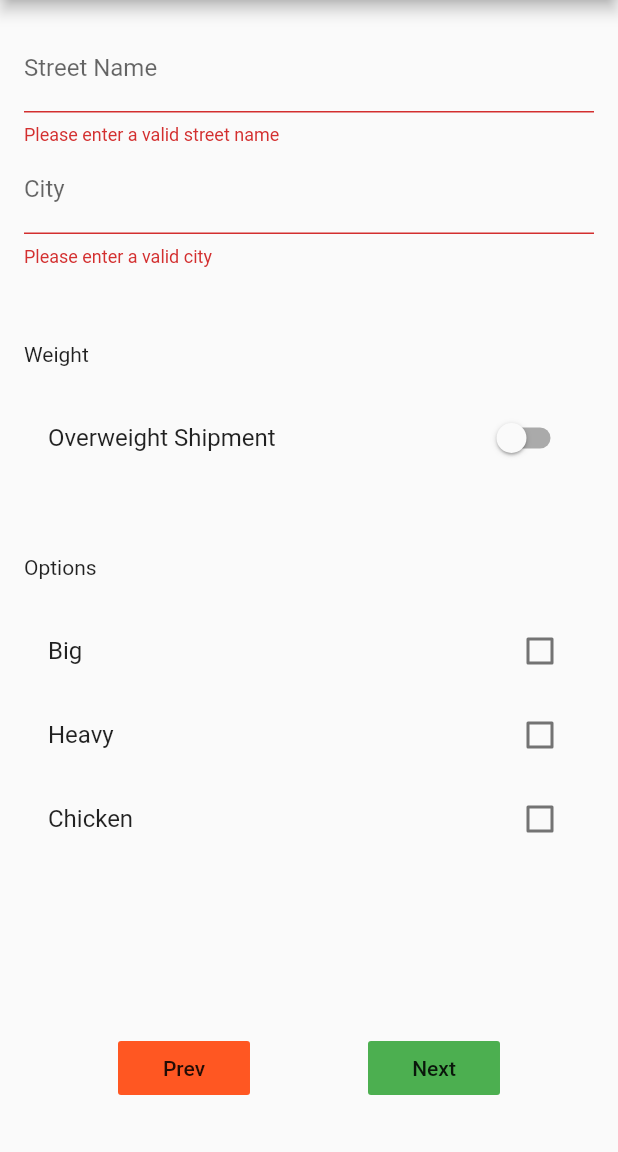
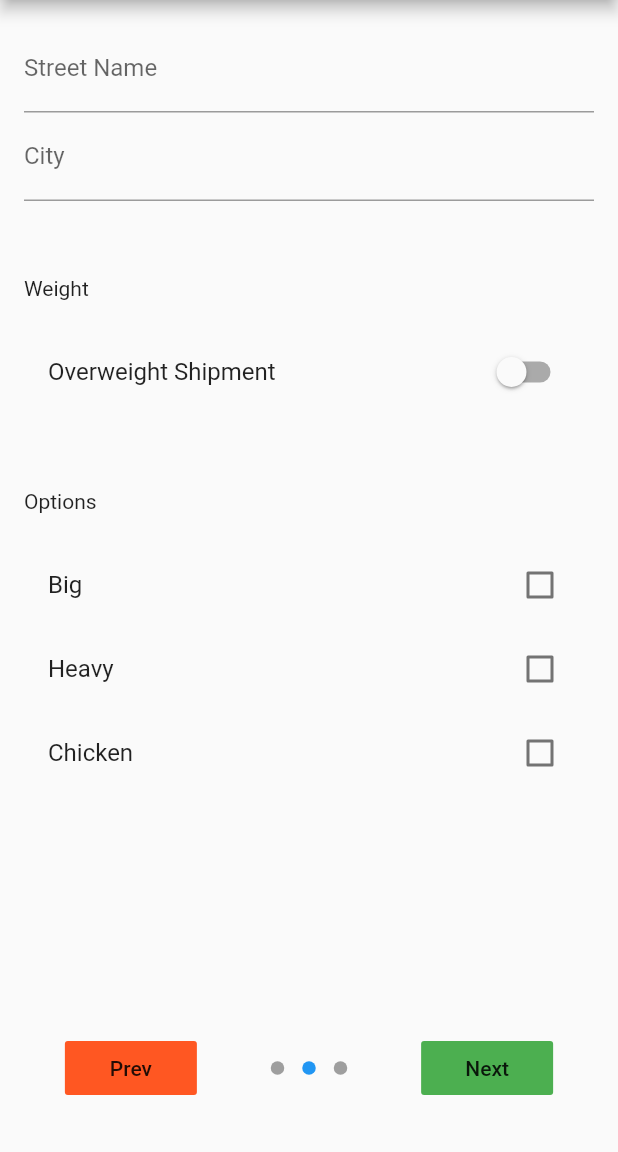
Before and after one commit to sunny-kim-92/flutter_login_page, a Flutter app: the screen it shows after launch, after a tap on "Next", on a phone screen of 412 x 824 dp, the part 84-1236 px from its top. Run offline on Flutter 3.47's test engine with Material 2 defaults, Android fonts, the phone set to English and light mode, and no system bars; drawn by our look-alikes of dots_indicator; our stand-ins replace validators; missing offline and left inert: custom_radio.

Commit message:
added radio

```diff
--- /dev/null
+++ b/lib/AdRadio.dart
@@ -0,0 +1,113 @@
+import 'package:custom_radio/custom_radio.dart';
+import 'package:flutter/material.dart';
+
+class AdRadio extends StatefulWidget {
+  AdRadio({Key key}) : super(key: key);
+
+  @override
+  State<AdRadio> createState() => _AdRadioState();
+}
+
+class _AdRadioState extends State<AdRadio> with SingleTickerProviderStateMixin {
+  _AdRadioState() {
+    dynamicBuilder = (BuildContext context, List<dynamic> animValues,
+        Function updateState, String value) {
+      return GestureDetector(
+          onTap: () {
+            setState(() {
+              _radioValue = value;
+            });
+          },
+          child: Container(
+              alignment: Alignment.center,
+              margin: EdgeInsets.symmetric(horizontal: 4.0, vertical: 12.0),
+              padding: EdgeInsets.all(32.0 + animValues[0] * 12.0),
+              decoration: BoxDecoration(
+                shape: BoxShape.rectangle,
+                color: animValues[1],
+                // border: Border.all(
+                //   color: animValues[2],
+                //   width: 2.0
+                // )
+              ),
+              child: Text(
+                value,
+                style: Theme.of(context)
+                    .textTheme
+                    .body1
+                    .copyWith(fontSize: 20.0, color: animValues[2]),
+              )));
+    };
+  }
+
+  RadioBuilder<String, dynamic> dynamicBuilder;
+
+  // AnimationController _controller;
+
+  String _radioValue;
+
+  @override
+  void initState() {
+    super.initState();
+    _radioValue = '';
+    // _controller =
+    //     AnimationController(duration: Duration(milliseconds: 50), vsync: this);
+    // _controller.addListener(() {
+    //   setState(() {});
+    // });
+  }
+
+  // @override
+  // void dispose() {
+  //   _controller?.dispose();
+  //   super.dispose();
+  // }
+
+  @override
+  Widget build(BuildContext context) {
+    return Column(children: <Widget>[
+      Text('Please select an option'),
+      Flexible(
+          child: Column(
+              mainAxisAlignment: MainAxisAlignment.center,
+              children: <Widget>[
+            CustomRadio<String, dynamic>(
+              value: 'Container',
+              groupValue: _radioValue,
+              animsBuilder: (AnimationController controller) => [
+                CurvedAnimation(parent: controller, curve: Curves.easeInOut),
+                ColorTween(begin: Colors.white, end: Colors.deepOrange)
+                    .animate(controller),
+                ColorTween(begin: Colors.deepOrange, end: Colors.white)
+                    .animate(controller),
+              ],
+              builder: dynamicBuilder,
+            ),
+            CustomRadio<String, dynamic>(
+              value: 'Commodity',
+              groupValue: _radioValue,
+              animsBuilder: (AnimationController controller) => [
+                CurvedAnimation(parent: controller, curve: Curves.easeInOut),
+                ColorTween(begin: Colors.white, end: Colors.deepOrange)
+                    .animate(controller),
+                ColorTween(begin: Colors.deepOrange, end: Colors.white)
+                    .animate(controller),
+              ],
+              builder: dynamicBuilder,
+            ),
+            CustomRadio<String, dynamic>(
+              value: 'Chicken',
+              groupValue: _radioValue,
+              animsBuilder: (AnimationController controller) => [
+                CurvedAnimation(parent: controller, curve: Curves.easeInOut),
+                ColorTween(begin: Colors.white, end: Colors.deepOrange)
+                    .animate(controller),
+                ColorTween(begin: Colors.deepOrange, end: Colors.white)
+                    .animate(controller),
+              ],
+              builder: dynamicBuilder,
+            ),
+          ]))
+    ]);
+  }
+}
--- a/lib/loginPage.dart
+++ b/lib/loginPage.dart
@@ -1,8 +1,11 @@
 import 'package:flutter/material.dart';
 import 'package:validators/validators.dart';
+import 'package:dots_indicator/dots_indicator.dart';
 
 import './models/PageOne.dart';
 import './models/PageTwo.dart';
+
+import 'AdRadio.dart';
 
 class LoginPage extends StatefulWidget {
   @override
@@ -14,6 +17,19 @@ class _LoginPageState extends State<LoginPage> {
   final _pageTwoKey = GlobalKey<FormState>();
   final _pageOne = PageOne();
   final _pageTwo = PageTwo();
+
+  final _totalDots = 3;
+  int _currentPosition = 0;
+
+  int _validPosition(int position) {
+    if (position >= _totalDots) return _totalDots - 1;
+    if (position < 0) return 0;
+    return position;
+  }
+
+  void _updatePosition(int position) {
+    setState(() => _currentPosition = _validPosition(position));
+  }
 
   ScrollController c;
 
@@ -36,8 +52,10 @@ class _LoginPageState extends State<LoginPage> {
                   physics: NeverScrollableScrollPhysics(),
                   controller: _controller,
                   children: <Widget>[
+                AdRadio(),
                 Container(
-                    padding: const EdgeInsets.symmetric(horizontal: 16, vertical: 16),
+                    padding: const EdgeInsets.symmetric(
+                        horizontal: 16, vertical: 16),
                     child: Builder(
                         builder: (context) => Form(
                             key: _pageOneKey,
@@ -60,9 +78,9 @@ class _LoginPageState extends State<LoginPage> {
                                         () => _pageOne.streetName = val),
                                   ),
                                   TextFormField(
-                                    initialValue: _pageOne.city,
-                                      decoration: InputDecoration(
-                                          labelText: 'City'),
+                                      initialValue: _pageOne.city,
+                                      decoration:
+                                          InputDecoration(labelText: 'City'),
                                       validator: (value) {
                                         if (value.isEmpty) {
                                           return 'Please enter a valid city';
@@ -137,20 +155,24 @@ class _LoginPageState extends State<LoginPage> {
                   child: Text('Prev'),
                   color: Colors.deepOrange,
                   onPressed: () {
+                    _updatePosition(--_currentPosition);
                     _controller.previousPage(
                         duration: _kDuration, curve: _kCurve);
                   },
                 ),
+                DotsIndicator(dotsCount: _totalDots,
+                position: _currentPosition),
                 FlatButton(
                   child: Text('Next'),
                   color: Colors.green,
                   onPressed: () {
-                    final form = _pageOneKey.currentState;
-                    if (form.validate()) {
-                      form.save();
+                    _updatePosition(++_currentPosition);
+                    // final form = _pageOneKey.currentState;
+                    // if (form.validate()) {
+                      // form.save();
                       _controller.nextPage(
                           duration: _kDuration, curve: _kCurve);
-                    }
+                    // }
                   },
                 )
               ],
--- a/lib/myApp.dart
+++ b/lib/myApp.dart
@@ -1,5 +1,6 @@
 import 'package:flutter/material.dart';
 import 'loginPage.dart';
+import 'AdRadio.dart';
 
 class MyApp extends StatelessWidget {
   @override
--- a/pubspec.yaml
+++ b/pubspec.yaml
@@ -21,6 +21,11 @@ dependencies:
     sdk: flutter
 
   validators: ^2.0.0
+  custom_radio: ^0.1.2
+  dots_indicator: ^1.0.0
+
+  flutter_bloc: ^0.21.0
+  equatable: ^0.2.0
 
   # The following adds the Cupertino Icons font to your application.
   # Use with the CupertinoIcons class for iOS style icons.
```
Also changed, not shown: lib/models/FormBloc.dart (added), pubspec.lock.
